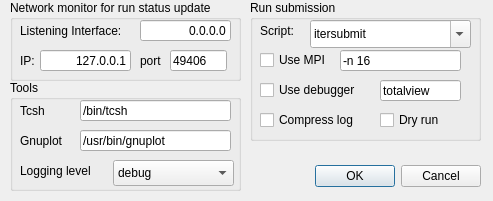
This is src/gui/preferences.ui in LeCAD-PEG/SOLPS-GUI as Qt 5 draws it before an edit. The edited form follows.
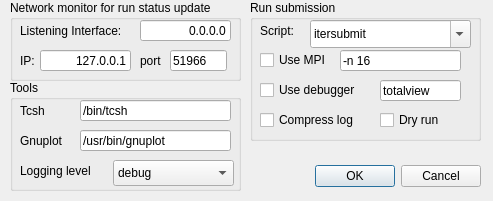
This is the edited form.

Patch:
```diff
--- a/src/gui/preferences.ui
+++ b/src/gui/preferences.ui
@@ -161,7 +161,7 @@
      <string>${SOLPS_GUI_PORT} in scripts</string>
     </property>
     <property name="text">
-     <string>49406</string>
+     <string>51966</string>
     </property>
     <property name="clearButtonEnabled">
      <bool>false</bool>
```
